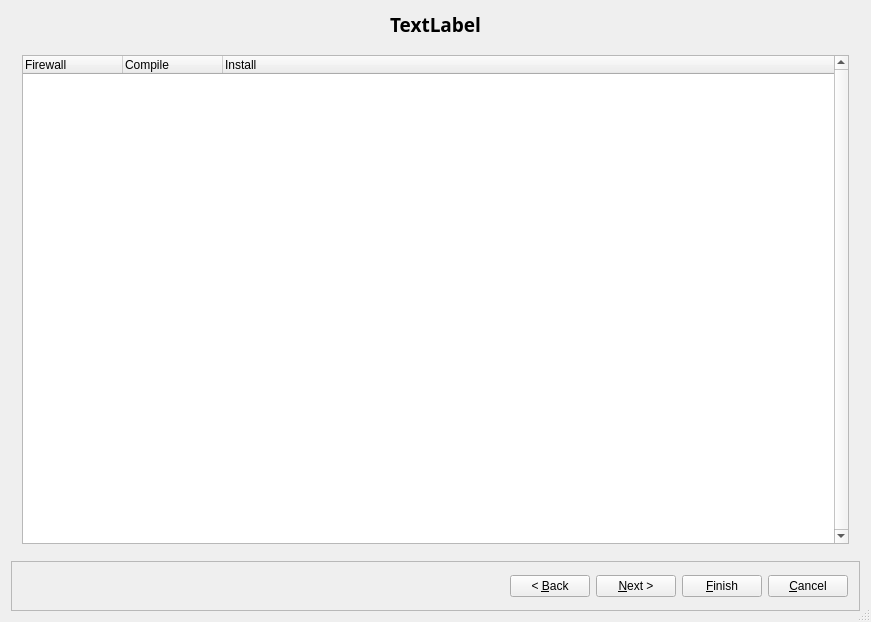
The window that src/gui/instdialog_q.ui (fwbuilder/fwbuilder) describes before a commit, drawn with Qt 5.
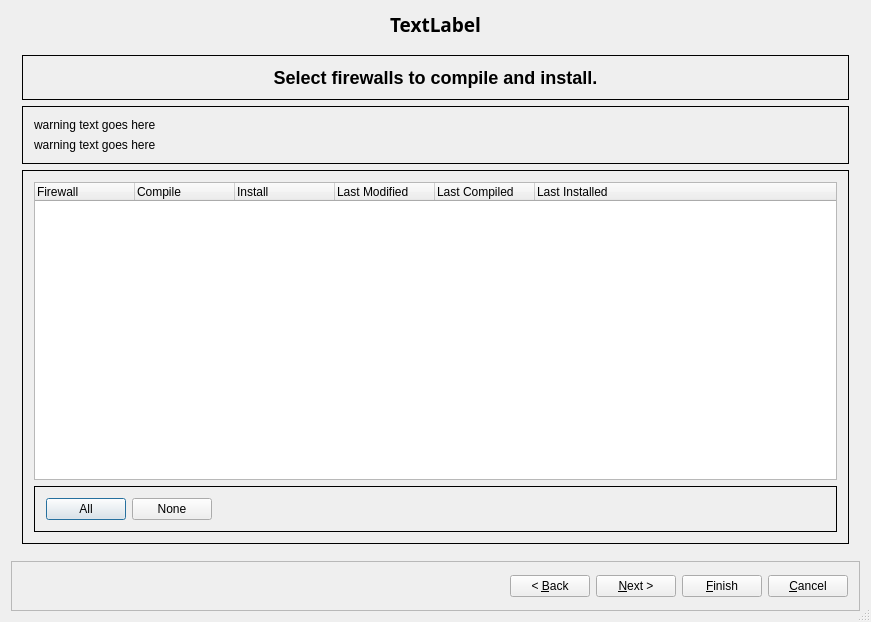
The same window after the commit. The open tabs and pages were chosen to show the change.

```diff
--- a/src/gui/instdialog_q.ui
+++ b/src/gui/instdialog_q.ui
@@ -540,38 +540,6 @@
        </item>
       </layout>
      </widget>
-     <widget class="QWidget" name="page_3">
-      <layout class="QGridLayout">
-       <item row="1" column="0">
-        <widget class="QTreeWidget" name="lastListView">
-         <property name="verticalScrollBarPolicy">
-          <enum>Qt::ScrollBarAlwaysOn</enum>
-         </property>
-         <property name="indentation">
-          <number>20</number>
-         </property>
-         <property name="itemsExpandable">
-          <bool>false</bool>
-         </property>
-         <column>
-          <property name="text">
-           <string>Firewall</string>
-          </property>
-         </column>
-         <column>
-          <property name="text">
-           <string>Compile</string>
-          </property>
-         </column>
-         <column>
-          <property name="text">
-           <string>Install</string>
-          </property>
-         </column>
-        </widget>
-       </item>
-      </layout>
-     </widget>
     </widget>
    </item>
    <item row="2" column="0">
```
Left out of the diff: 2 changed lines with no effect on the pictures.
